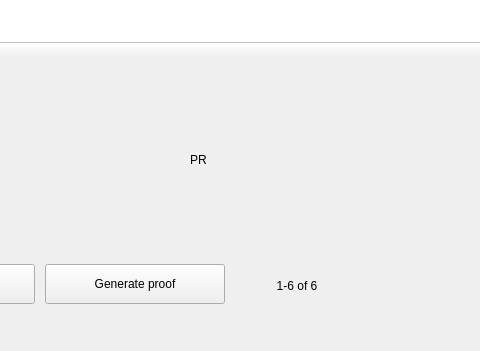
First picture: the form in windows/e_transactions.ui, repository 0xkobe/mwc-wallet, before the edit; both pictures show x 218 to 698 and y 266 to 617 of the 915 by 617 pixel window.
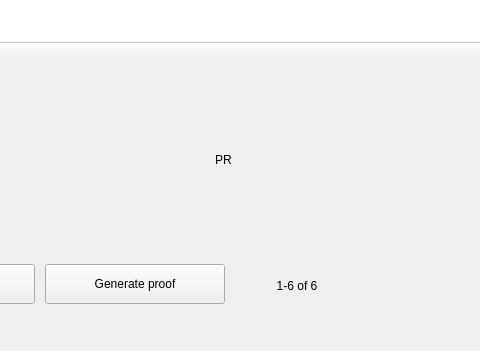
Second picture: the form after the edit. Icons and pictures are not drawn. Custom widgets are drawn as their Qt base class.

```diff
--- a/windows/e_transactions.ui
+++ b/windows/e_transactions.ui
@@ -170,14 +170,14 @@
              <widget class="control::MwcLabelProgress" name="progress">
               <property name="minimumSize">
                <size>
-                <width>100</width>
-                <height>50</height>
+                <width>50</width>
+                <height>25</height>
                </size>
               </property>
               <property name="maximumSize">
                <size>
-                <width>100</width>
-                <height>50</height>
+                <width>50</width>
+                <height>25</height>
                </size>
               </property>
               <property name="text">
@@ -190,13 +190,13 @@
               <property name="minimumSize">
                <size>
                 <width>1</width>
-                <height>50</height>
+                <height>25</height>
                </size>
               </property>
               <property name="maximumSize">
                <size>
                 <width>1</width>
-                <height>50</height>
+                <height>25</height>
                </size>
               </property>
              </widget>
```
